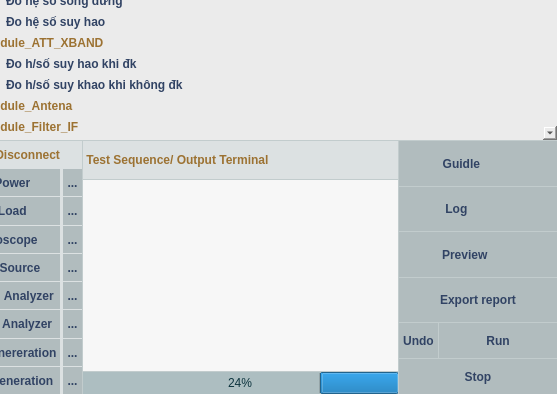
Before: the Qt Designer form testmodule.ui in phandinhbacptit/ARS-Testing, drawn with Qt 5; both pictures show x 594 to 1151 and y 273 to 667 of the 1151 by 667 pixel window.
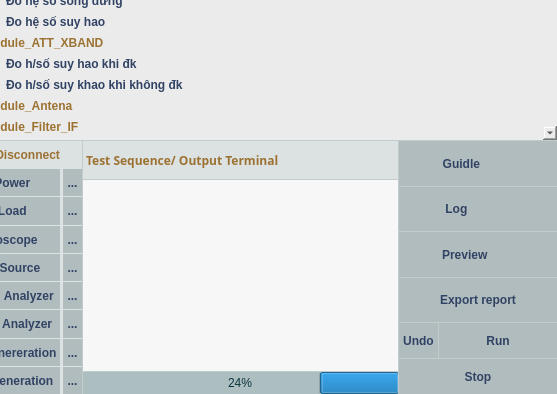
After: the same form once the commit is applied. The open tabs and pages were chosen to show the change. Icons and pictures are not drawn.

Commit message: create footer, signature of excutor and supervisor

Patch:
```diff
--- a/testmodule.ui
+++ b/testmodule.ui
@@ -9054,6 +9054,15 @@
          </property>
          <item row="0" column="0">
           <widget class="QLabel" name="label_2">
+           <property name="font">
+            <font>
+             <family>Sans</family>
+             <pointsize>9</pointsize>
+             <weight>75</weight>
+             <italic>false</italic>
+             <bold>true</bold>
+            </font>
+           </property>
            <property name="styleSheet">
             <string notr="true">background-color: rgb(220,225,226);
 color: rgb(156,114,50);
```
Left out of the diff: 4 changed lines with no effect on the pictures. The commit also changes 2 other files.
